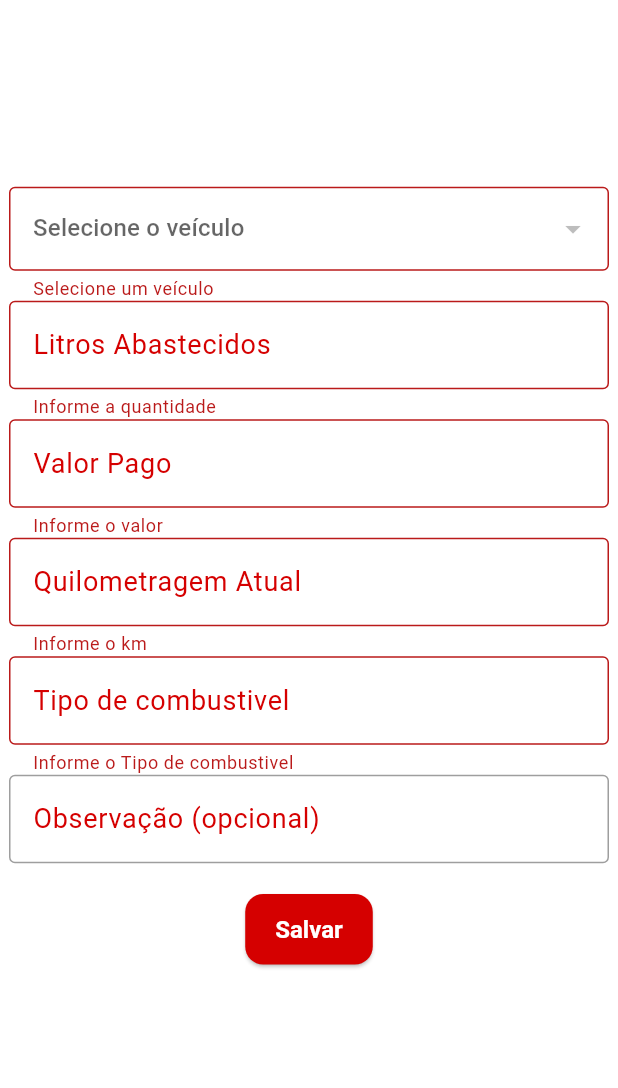
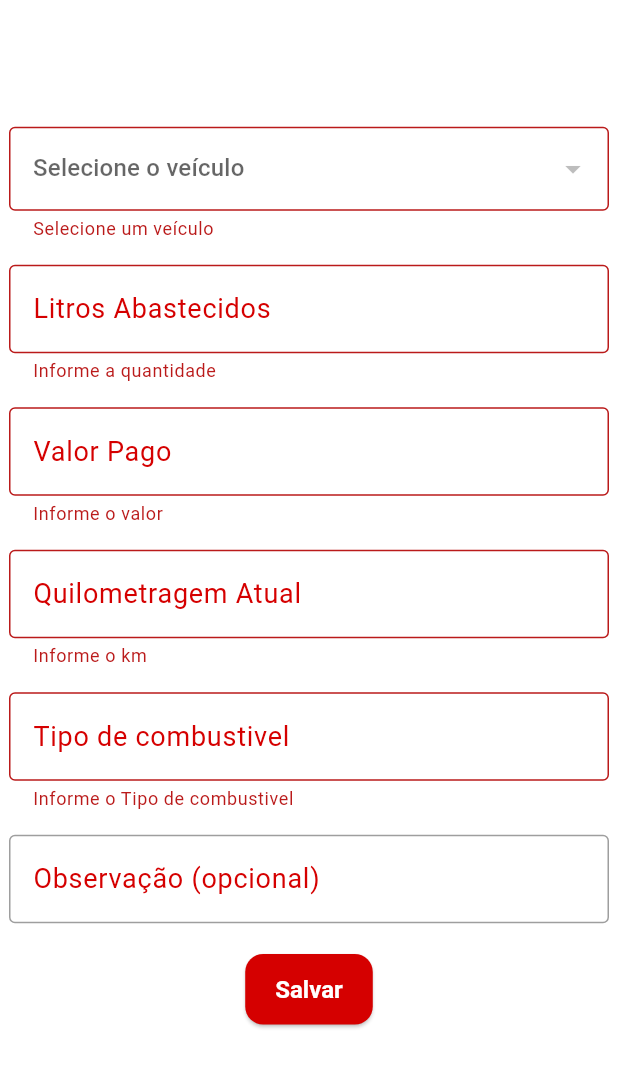
Before and after one commit to Allan357/controle_de_abastecimento_e_veiculos, a Flutter app: the AbastecimentoFormPage screen opened by its route, after a tap on "Salvar", on a phone screen of 412 x 824 dp, the part 84-1172 px from its top. Run offline on Flutter 3.47's test engine with Material 3 defaults, Android fonts, the light colour scheme and no system bars; our stand-ins replace firebase_auth, firebase_core, firebase_database, fl_chart, flutter_dotenv; accounts and stored records are empty.

```diff
--- a/lib/features/abastecimento/view/abastecimento_form_page.dart
+++ b/lib/features/abastecimento/view/abastecimento_form_page.dart
@@ -52,30 +52,35 @@ class _AbastecimentoFormPageState extends State<AbastecimentoFormPage> {
                   onChanged: (v) => setState(() => veiculoId = v),
                   validator: (v) => v == null ? "Selecione um veículo" : null,
                 ),
+                SizedBox(height: 16),
                 TextFormField(
                   controller: litros,
                   keyboardType: TextInputType.number,
                   decoration: InputDecoration(labelText: "Litros Abastecidos"),
                   validator: (v) => v!.isEmpty ? "Informe a quantidade" : null,
                 ),
+                SizedBox(height: 16),
                 TextFormField(
                   controller: valor,
                   keyboardType: TextInputType.number,
                   decoration: InputDecoration(labelText: "Valor Pago"),
                   validator: (v) => v!.isEmpty ? "Informe o valor" : null,
                 ),
+                SizedBox(height: 16),
                 TextFormField(
                   controller: km,
                   keyboardType: TextInputType.number,
                   decoration: InputDecoration(labelText: "Quilometragem Atual"),
                   validator: (v) => v!.isEmpty ? "Informe o km" : null,
                 ),
+                SizedBox(height: 16),
                 TextFormField(
                   controller: tipoCombustivel,
                   keyboardType: TextInputType.text,
                   decoration: InputDecoration(labelText: "Tipo de combustivel"),
                   validator: (v) => v!.isEmpty ? "Informe o Tipo de combustivel" : null,
                 ),
+                SizedBox(height: 16),
                 TextFormField(
                   controller: obs,
                   decoration: InputDecoration(labelText: "Observação (opcional)"),
@@ -121,6 +126,12 @@ class _AbastecimentoFormPageState extends State<AbastecimentoFormPage> {
                         duration: const Duration(seconds: 2),
                       )
                     );
+
+                    litros.clear();
+                    km.clear();
+                    valor.clear();
+                    tipoCombustivel.clear();
+                    obs.clear();
                     // Navigator.pop(context);
                   },
                   child: Text("Salvar"),
--- a/lib/features/veiculo/view/veiculo_form_page.dart
+++ b/lib/features/veiculo/view/veiculo_form_page.dart
@@ -115,7 +115,11 @@ class _VeiculoFormPageState extends State<VeiculoFormPage> {
                         duration: const Duration(seconds: 2),
                       )
                     );
-
+                    modelo.clear();
+                    marca.clear();
+                    placa.clear();
+                    ano.clear();
+                    tipo.clear();
                     // if (!context.mounted) return;
                     // Navigator.pop(context);
                   },
--- a/lib/theme/app_theme.dart
+++ b/lib/theme/app_theme.dart
@@ -14,7 +14,7 @@ class AppTheme {
       brightness: Brightness.light,
     ),
 
-    scaffoldBackgroundColor: secondary,
+    scaffoldBackgroundColor: Colors.transparent,
 
     appBarTheme: AppBarTheme(
       backgroundColor: primary,
@@ -26,6 +26,7 @@ class AppTheme {
         color: secondary,
         fontWeight: FontWeight.bold,
       ),
+
     ),
 
     inputDecorationTheme: InputDecorationTheme(
--- a/lib/widgets/app_drawer.dart
+++ b/lib/widgets/app_drawer.dart
@@ -49,6 +49,10 @@ class AppDrawer extends StatelessWidget {
             ),
           ),
           ListTile(
+            leading: Icon(
+              Icons.home,
+              color: theme.colorScheme.onSurface,
+            ),
             title: Text(
               'Página Inicial',
               style: TextStyle(
@@ -60,6 +64,10 @@ class AppDrawer extends StatelessWidget {
             },
           ),
           ListTile(
+            leading: Icon(
+              Icons.directions_car,
+              color: theme.colorScheme.onSurface,
+            ),
             title: Text(
               'Meus Veículos',
               style: TextStyle(
@@ -71,6 +79,10 @@ class AppDrawer extends StatelessWidget {
             },
           ),
           ListTile(
+            leading: Icon(
+              Icons.add_box,
+              color: theme.colorScheme.onSurface,
+            ),
             title: Text(
               'Registrar Veículos',
               style: TextStyle(
@@ -82,6 +94,10 @@ class AppDrawer extends StatelessWidget {
             },
           ),
           ListTile(
+            leading: Icon(
+              Icons.add_box,
+              color: theme.colorScheme.onSurface,
+            ),
             title: Text(
               'Registrar Abastecimento',
               style: TextStyle(
@@ -93,6 +109,10 @@ class AppDrawer extends StatelessWidget {
             },
           ),
           ListTile(
+            leading: Icon(
+              Icons.list,
+              color: theme.colorScheme.onSurface,
+            ),
             title: Text(
               'Histórico de Abastecimentos',
               style: TextStyle(
@@ -104,6 +124,10 @@ class AppDrawer extends StatelessWidget {
             },
           ),
           ListTile(
+            leading: Icon(
+              Icons.logout,
+              color: theme.colorScheme.onSurface,
+            ),
             title: Text(
               'Sair',
               style: TextStyle(
--- a/pubspec.yaml
+++ b/pubspec.yaml
@@ -39,6 +39,7 @@ dependencies:
   firebase_database: ^12.0.4
   flutter_dotenv: ^6.0.0
   provider: ^6.1.5+1
+  fl_chart: ^1.1.1
 
 dev_dependencies:
   flutter_test:
```
Also changed, not shown: lib/features/abastecimento/view/abastecimento_list_page.dart (+6 -2 lines), lib/routes/app_navigator.dart (+46 -6 lines), lib/widgets/consumo_grafico.dart (added, +83 -0 lines), pubspec.lock.
